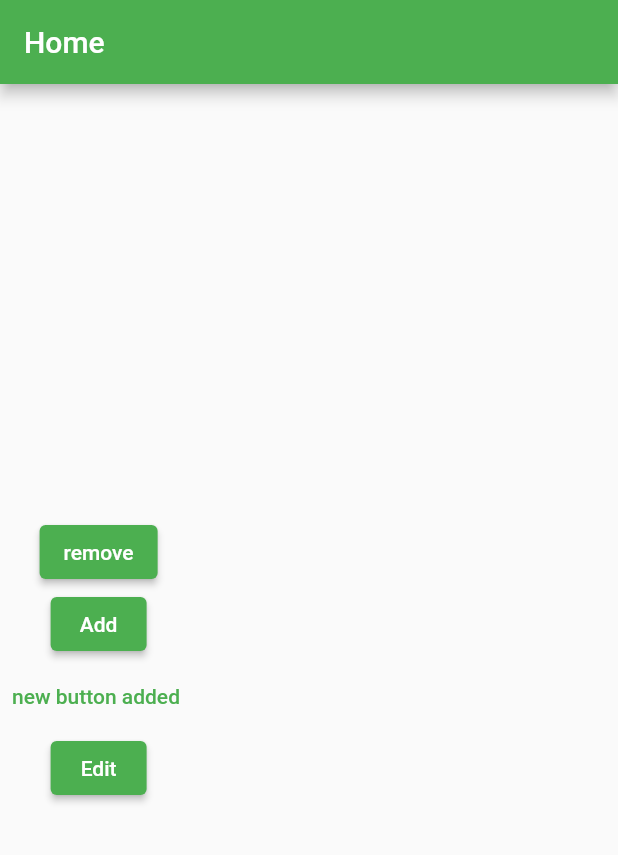
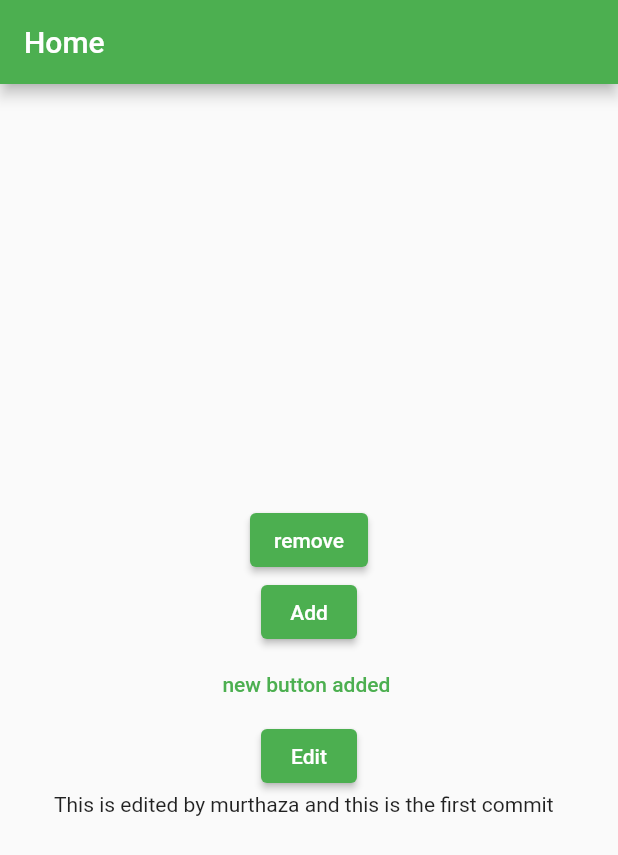
Before and after one commit to ihsankottupadam/test, a Flutter app: the screen it shows after launch, on a phone screen of 412 x 824 dp. Shown: the top 855 px of the screen. Run offline on Flutter 3.47's test engine with Material 2 defaults, Android fonts, the phone set to English and light mode, and no system bars.

Commit message:
thsi is the first commit

```diff
--- a/lib/screen_home.dart
+++ b/lib/screen_home.dart
@@ -28,7 +28,10 @@ class _HomeScreenState extends State<HomeScreen> {
 
               TextButton(onPressed: (){}, child:Text('new button added ')),
 
-          ElevatedButton(onPressed: () {}, child: const Text('Edit'))
+          ElevatedButton(onPressed: () {}, child: const Text('Edit')),
+          Container( child: Center(
+            child: Text('This is edited by murthaza and this is the first commit  '),
+          ),)
 
         ],
       ),
```
